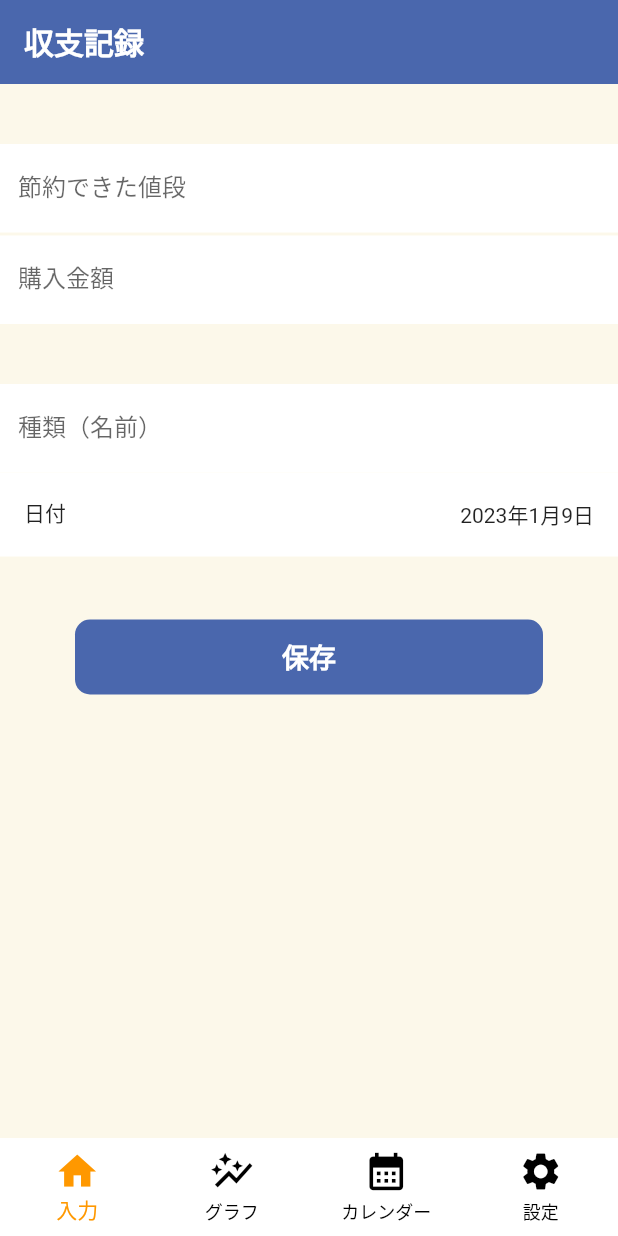
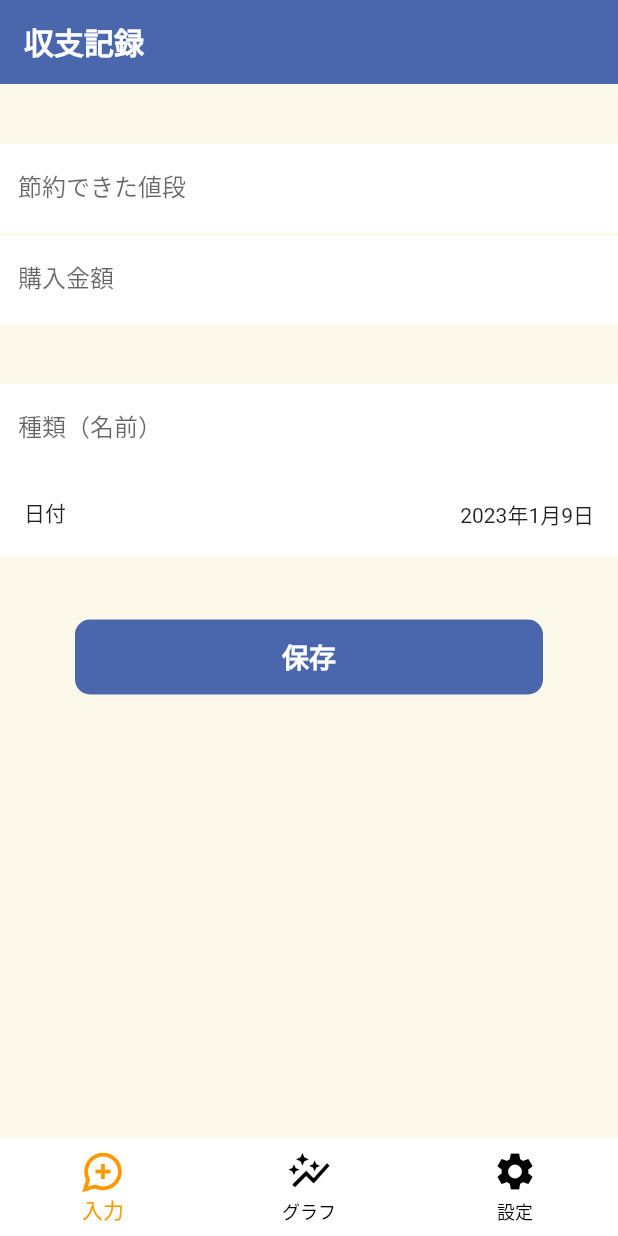
Before and after one commit to iseruuuuu/money_record_app, a Flutter app: the screen it shows after launch, on a phone screen of 412 x 824 dp. Run offline on Flutter 3.47's test engine with Material 2 defaults, Android fonts, the phone set to English and light mode, and no system bars; drawn by our look-alikes of google_mobile_ads; our stand-ins replace flutter_vector_icons, get, in_app_review, package_info_plus, rxdart, settings_ui and 5 more; missing offline and left inert: app_tracking_transparency, enum_to_string; accounts and stored records are empty; network calls fail.

Commit message:
commentout: commentout calenadar tab

```diff
--- a/lib/screen/tab/tab_screen.dart
+++ b/lib/screen/tab/tab_screen.dart
@@ -1,5 +1,4 @@
 import 'package:flutter/material.dart';
-import 'package:money_records_app/screen/coming_soon.dart';
 import 'package:money_records_app/screen/graph/graph_screen.dart';
 import 'package:money_records_app/screen/home/home_screen.dart';
 import 'package:money_records_app/screen/setting/setting_screen.dart';
@@ -14,10 +13,11 @@ class TabScreen extends StatelessWidget {
     final controller = Get.put(TabScreenController());
     return Obx(
       () => Scaffold(
+        resizeToAvoidBottomInset: false,
         body: [
           const HomeScreen(),
           const GraphScreen(),
-          const ComingSoon(),
+          // const CalendarScreen(),
           const SettingScreen(),
         ][controller.selectedIndex.value],
         bottomNavigationBar: DecoratedBox(
@@ -38,11 +38,12 @@ class TabScreen extends StatelessWidget {
             currentIndex: controller.selectedIndex.value,
             onTap: (index) => controller.onTap(index),
             items: const [
-              BottomNavigationBarItem(icon: Icon(Icons.home), label: '入力'),
+              BottomNavigationBarItem(
+                  icon: Icon(Icons.maps_ugc_outlined), label: '入力'),
               BottomNavigationBarItem(
                   icon: Icon(Icons.auto_graph), label: 'グラフ'),
-              BottomNavigationBarItem(
-                  icon: Icon(Icons.calendar_month), label: 'カレンダー'),
+              // BottomNavigationBarItem(
+              //     icon: Icon(Icons.calendar_month), label: 'カレンダー'),
               BottomNavigationBarItem(icon: Icon(Icons.settings), label: '設定'),
             ],
             type: BottomNavigationBarType.fixed,
```
